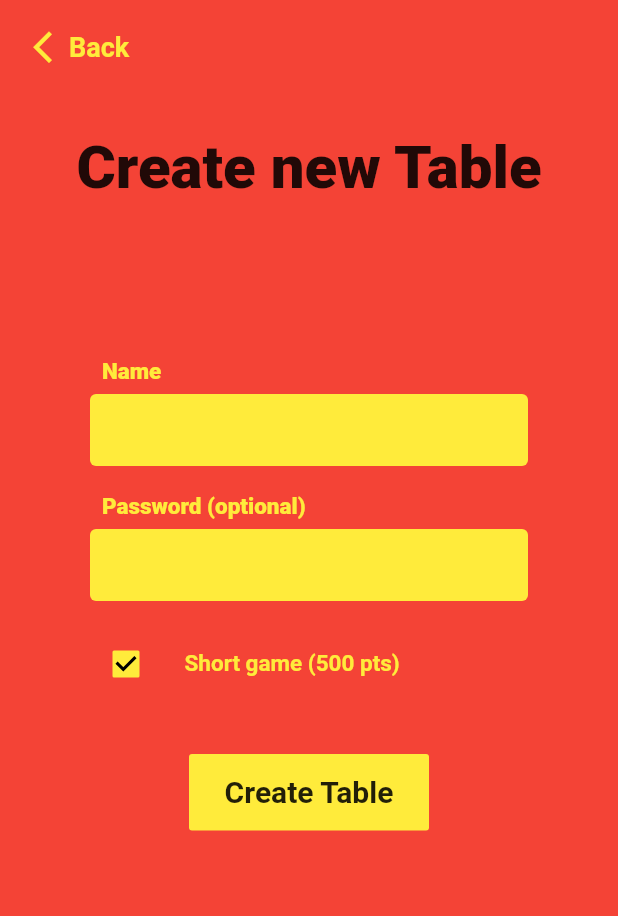
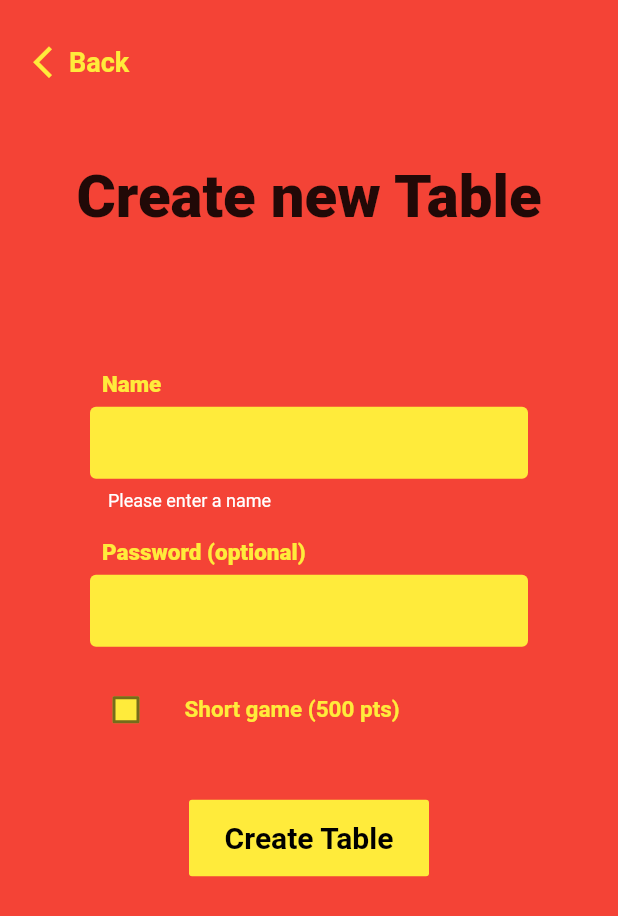
Before and after one commit to Manant02/tichu_flutter, a Flutter app: the NewTableScreen screen opened directly, after a tap on "Create Table", on a phone screen of 412 x 824 dp. Shown: the top 916 px of the screen. Run offline on Flutter 3.47's test engine with Material 2 defaults, Android fonts, the phone set to English and light mode, and no system bars; our stand-ins replace cloud_firestore, firebase_core, flutter_hooks, google_fonts, hooks_riverpod, velocity_x; accounts and stored records are empty.

Commit message:
table creation

```diff
--- a/lib/main.dart
+++ b/lib/main.dart
@@ -1,9 +1,12 @@
 import 'package:firebase_core/firebase_core.dart';
 import 'package:flutter/material.dart';
 import 'package:google_fonts/google_fonts.dart';
+import 'package:hooks_riverpod/hooks_riverpod.dart';
 import 'package:tichu_flutter/screens/home/home_screen.dart';
 
 import 'firebase_options.dart';
+
+final navigatorKey = GlobalKey<NavigatorState>();
 
 Future<void> main() async {
   WidgetsFlutterBinding.ensureInitialized();
@@ -11,7 +14,7 @@ Future<void> main() async {
     options: DefaultFirebaseOptions.currentPlatform,
   );
 
-  runApp(const MyApp());
+  runApp(const ProviderScope(child: MyApp()));
 }
 
 class MyApp extends StatelessWidget {
@@ -22,6 +25,7 @@ class MyApp extends StatelessWidget {
     return MaterialApp(
       title: 'Flutter Demo',
       debugShowCheckedModeBanner: false,
+      navigatorKey: navigatorKey,
       theme: ThemeData(
         primarySwatch: Colors.red,
         scaffoldBackgroundColor: Colors.red,
--- /dev/null
+++ b/lib/models/service_response.dart
@@ -0,0 +1,9 @@
+class ServiceResponse<T> {
+  final String? err;
+  final T? ret;
+
+  ServiceResponse(
+    this.err,
+    this.ret,
+  );
+}
--- /dev/null
+++ b/lib/screens/new_table/new_table_form.dart
@@ -0,0 +1,101 @@
+import 'package:flutter/material.dart';
+import 'package:hooks_riverpod/hooks_riverpod.dart';
+import 'package:flutter_hooks/flutter_hooks.dart';
+import 'package:tichu_flutter/screens/new_table/new_table_screen.dart';
+import 'package:tichu_flutter/screens/tichu_table/tichu_table_screen.dart';
+import 'package:tichu_flutter/services/firestore.dart';
+import 'package:tichu_flutter/utils/show_platform_alert_dialog.dart';
+import 'package:velocity_x/velocity_x.dart';
+
+import '../../widgets/my_checkbox.dart';
+import '../../widgets/my_primary_button.dart';
+import '../../widgets/my_textfield.dart';
+
+class NewTableForm extends HookConsumerWidget {
+  const NewTableForm({super.key});
+
+  Future<void> createNewTable(
+    String name,
+    bool shortGame,
+    String? password,
+    NavigatorState navigator,
+    WidgetRef ref,
+  ) async {
+    final firestore = Firestore();
+    ref.read(newTableLoadingProvider.notifier).state = true;
+    final res = await firestore.createTichuTable(name, shortGame, password);
+    if (res.err == null) {
+      navigator.push(MaterialPageRoute(
+          builder: (context) => TichuTableScreen(tableUid: res.ret!)));
+      ref.read(newTableLoadingProvider.notifier).state = false;
+    } else {
+      showPlatformAlertDialog(
+        title: 'Error',
+        contentText: res.err,
+        button1OnPressed: () {
+          ref.read(newTableLoadingProvider.notifier).state = false;
+          navigator.pop();
+        },
+      );
+    }
+  }
+
+  @override
+  Widget build(BuildContext context, WidgetRef ref) {
+    final nameTextController = useTextEditingController();
+    final passwordTextController = useTextEditingController();
+    final shortGameState = useState(false);
+    final formKey = GlobalKey<FormState>();
+    return Form(
+      key: formKey,
+      child: Column(
+        children: [
+          MyTextField(
+            label: 'Name',
+            controller: nameTextController,
+            textInputAction: TextInputAction.next,
+            maxLength: 26,
+            showCounter: false,
+            validator: (value) {
+              if (value.isEmptyOrNull) {
+                return 'Please enter a name';
+              }
+              return null;
+            },
+          ),
+          18.heightBox,
+          MyTextField(
+            label: 'Password (optional)',
+            controller: passwordTextController,
+            textInputAction: TextInputAction.next,
+          ),
+          18.heightBox,
+          MyCheckBox(
+            value: shortGameState.value,
+            text: 'Short game (500 pts)',
+            onChanged: (newState) {
+              if (newState != null) {
+                shortGameState.value = newState;
+              }
+            },
+          ),
+          36.heightBox,
+          MyPrimaryButton(
+            onPressed: () {
+              if (formKey.currentState!.validate()) {
+                createNewTable(
+                  nameTextController.text.trim(),
+                  shortGameState.value,
+                  passwordTextController.text,
+                  Navigator.of(context),
+                  ref,
+                );
+              }
+            },
+            text: 'Create Table',
+          ),
+        ],
+      ).px(60),
+    );
+  }
+}
--- a/lib/screens/new_table/new_table_screen.dart
+++ b/lib/screens/new_table/new_table_screen.dart
@@ -1,32 +1,48 @@
 import 'package:flutter/material.dart';
 import 'package:flutter/src/widgets/framework.dart';
 import 'package:flutter/src/widgets/placeholder.dart';
+import 'package:hooks_riverpod/hooks_riverpod.dart';
+import 'package:tichu_flutter/screens/new_table/new_table_form.dart';
+import 'package:tichu_flutter/utils/extensions.dart';
+import 'package:tichu_flutter/widgets/loading_overlay.dart';
 import 'package:tichu_flutter/widgets/my_back_button.dart';
 import 'package:tichu_flutter/widgets/my_checkbox.dart';
 import 'package:tichu_flutter/widgets/my_primary_button.dart';
 import 'package:tichu_flutter/widgets/my_textfield.dart';
 import 'package:velocity_x/velocity_x.dart';
 
-class NewTableScreen extends StatelessWidget {
+final newTableLoadingProvider = StateProvider<bool>((ref) {
+  return false;
+});
+
+class NewTableScreen extends ConsumerWidget {
   const NewTableScreen({super.key});
 
   @override
-  Widget build(BuildContext context) {
+  Widget build(BuildContext context, WidgetRef ref) {
     return Scaffold(
       body: SafeArea(
+        child: LoadingOverlay(
+          isLoading: ref.watch(newTableLoadingProvider),
+          child: ConstrainedBox(
+            constraints: BoxConstraints(
+                maxHeight: 1.sh(context) > 400 ? 1.sh(context) : 400),
             child: Column(
               children: [
-            Row(
+                Expanded(
+                  flex: 1,
+                  child: Row(
                     children: [
                       const MyBackButton().p(10),
                     ],
                   ),
+                ),
                 Expanded(
-              flex: 3,
+                  flex: 2,
                   child: Column(
                     children: [
                       25.heightBox,
-                  Text(
+                      const Text(
                         'Create new Table',
                         style: TextStyle(
                           fontSize: 40,
@@ -36,35 +52,17 @@ class NewTableScreen extends StatelessWidget {
                     ],
                   ),
                 ),
-            Expanded(
+                const Expanded(
                   flex: 6,
-              child: Column(
-                children: [
-                  MyTextField(
-                    label: 'Name',
-                  ),
-                  18.heightBox,
-                  MyTextField(
-                    label: 'Password (optional)',
-                  ),
-                  18.heightBox,
-                  MyCheckBox(
-                    value: true,
-                    text: 'Short game (500 pts)',
-                  ),
-                  36.heightBox,
-                  MyPrimaryButton(
-                    onPressed: () {},
-                    text: 'Create Table',
-                  ),
-                ],
-              ).px(60),
+                  child: NewTableForm(),
                 ),
                 Expanded(
-              flex: 4,
+                  flex: 1,
                   child: Container(),
                 ),
               ],
+            ),
+          ).scrollVertical(),
         ),
       ),
     );
--- /dev/null
+++ b/lib/widgets/loading_overlay.dart
@@ -0,0 +1,44 @@
+import 'dart:io';
+
+import 'package:flutter/cupertino.dart';
+import 'package:flutter/foundation.dart';
+import 'package:flutter/material.dart';
+import 'package:velocity_x/velocity_x.dart';
+
+class LoadingOverlay extends StatelessWidget {
+  const LoadingOverlay({
+    Key? key,
+    this.child,
+    required this.isLoading,
+    this.showModalBarrier = true,
+    this.debugText,
+  }) : super(key: key);
+
+  final Widget? child;
+  final bool isLoading;
+  final bool showModalBarrier;
+  final String? debugText;
+
+  @override
+  Widget build(BuildContext context) {
+    return Stack(
+      children: [
+        if (child != null) child!,
+        if (isLoading && showModalBarrier)
+          const ModalBarrier(
+            dismissible: false,
+            color: Colors.black45,
+          ),
+        if (kDebugMode && debugText != null) Text(debugText!).centered(),
+        if (isLoading)
+          Center(
+            child: Platform.isAndroid
+                ? const CircularProgressIndicator()
+                : const CupertinoActivityIndicator(
+                    radius: 15,
+                  ),
+          ),
+      ],
+    );
+  }
+}
--- a/lib/widgets/my_primary_button.dart
+++ b/lib/widgets/my_primary_button.dart
@@ -23,7 +23,7 @@ class MyPrimaryButton extends StatelessWidget {
       focusElevation: 0,
       highlightElevation: 0,
       padding: const EdgeInsets.symmetric(vertical: 14),
-      color: enabled ? Colors.yellow : Colors.grey,
+      color: enabled ? Colors.yellow : Colors.yellow[700],
       // shape: OutlineInputBorder(
       //   borderRadius: BorderRadius.circular(100),
       //   borderSide: BorderSide.none,
@@ -32,9 +32,10 @@ class MyPrimaryButton extends StatelessWidget {
       child: text != null
           ? Text(
               text!,
-              style: const TextStyle(
+              style: TextStyle(
                 fontWeight: FontWeight.w700,
                 fontSize: 20,
+                color: enabled ? Colors.black : Colors.black38,
               ),
             ).px(18)
           : null,
--- a/lib/widgets/my_textfield.dart
+++ b/lib/widgets/my_textfield.dart
@@ -86,19 +86,16 @@ class MyTextField extends StatelessWidget {
             errorMaxLines: 2,
             suffixIcon: suffixIcon,
             suffixIconColor: Colors.white,
-            counter: showCounter ? null : Container(),
-            counterStyle: Theme.of(context)
-                .textTheme
-                .labelMedium!
-                .copyWith(color: onLight ? Colors.black : Colors.white60),
-            hintStyle: Theme.of(context)
-                .textTheme
-                .labelMedium!
-                .copyWith(color: onLight ? Colors.black : Colors.white60),
-            errorStyle: Theme.of(context)
-                .textTheme
-                .labelSmall
-                ?.copyWith(color: Theme.of(context).colorScheme.error),
+            counterText: showCounter ? null : "",
+            // counterStyle: Theme.of(context)
+            //     .textTheme
+            //     .labelMedium!
+            //     .copyWith(color: onLight ? Colors.black : Colors.white60),
+            // hintStyle: Theme.of(context)
+            //     .textTheme
+            //     .labelMedium!
+            //     .copyWith(color: onLight ? Colors.black : Colors.white60),
+            errorStyle: TextStyle(color: Colors.white),
             contentPadding:
                 const EdgeInsets.symmetric(horizontal: 12, vertical: 0),
             border: OutlineInputBorder(
--- a/pubspec.yaml
+++ b/pubspec.yaml
@@ -39,6 +39,8 @@ dependencies:
   cloud_firestore: ^4.5.2
   google_fonts: ^4.0.3
   velocity_x: ^3.6.0
+  hooks_riverpod: ^2.3.5
+  riverpod_annotation: ^2.1.0
 
 dev_dependencies:
   flutter_test:
@@ -50,6 +52,10 @@ dev_dependencies:
   # package. See that file for information about deactivating specific lint
   # rules and activating additional ones.
   flutter_lints: ^2.0.0
+  custom_lint: ^0.3.4
+  riverpod_lint: ^1.3.0
+  build_runner: ^2.3.3
+  riverpod_generator: ^2.2.0
 
 # For information on the generic Dart part of this file, see the
 # following page: https://dart.dev/tools/pub/pubspec
```
Also changed, not shown: lib/models/tichu_table.dart (added, +31 -0 lines), lib/screens/tichu_table/tichu_table_screen.dart (added, +22 -0 lines), lib/services/firestore.dart (+24 -0 lines), lib/utils/extensions.dart (added, +9 -0 lines), lib/utils/show_platform_alert_dialog.dart (added, +61 -0 lines), pubspec.lock. Lines whose indentation alone changed are shown as unchanged.
